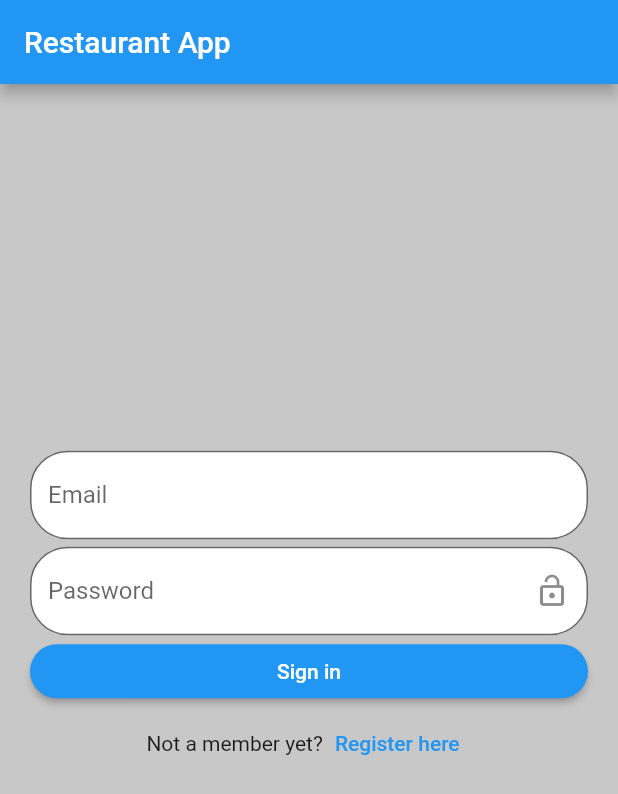
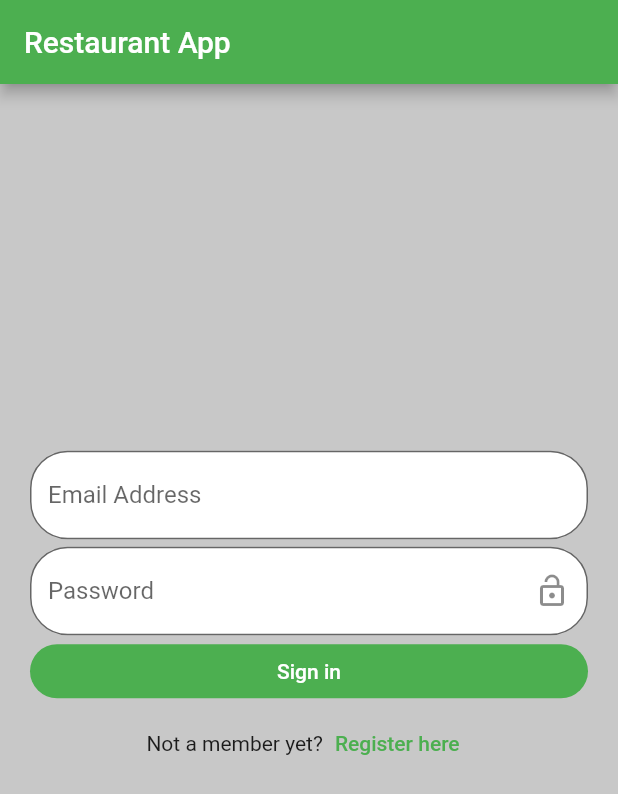
Before and after one commit to irfan87/restaurant_app_flutter, a Flutter app: the screen it shows after launch, on a phone screen of 412 x 824 dp. Shown: the top 794 px of the screen. Run offline on Flutter 3.47's test engine with Material 2 defaults, Android fonts, the phone set to English and light mode, and no system bars; our stand-ins replace firebase_auth, firebase_core; accounts and stored records are empty; network calls fail.

Commit message:
centralize color and buttons

```diff
--- a/lib/main.dart
+++ b/lib/main.dart
@@ -3,6 +3,7 @@ import 'package:flutter/material.dart';
 import 'package:flutter/services.dart';
 import 'package:restaurant_app/AuthService/auth_service.dart';
 import 'package:restaurant_app/screens/widget_tree.dart';
+import 'package:restaurant_app/settings/settings.dart';
 
 void main() async {
   WidgetsFlutterBinding.ensureInitialized();
@@ -20,7 +21,7 @@ class MyApp extends StatelessWidget {
       debugShowCheckedModeBanner: false,
       title: "Restaurant App",
       theme: ThemeData(
-        primarySwatch: Colors.blue,
+        primarySwatch: MainColors.primaryColor,
         scaffoldBackgroundColor: Color.fromRGBO(200, 200, 200, 1),
       ),
       home: SystemUI(),
@@ -33,7 +34,7 @@ class SystemUI extends StatelessWidget {
   Widget build(BuildContext context) {
     SystemChrome.setSystemUIOverlayStyle(
       const SystemUiOverlayStyle(
-        statusBarColor: Colors.transparent,
+        statusBarColor: MainColors.primaryColor,
       ),
     );
 
@@ -42,7 +43,7 @@ class SystemUI extends StatelessWidget {
         authAction: AuthService(),
       ),
       value: const SystemUiOverlayStyle(
-        systemNavigationBarColor: Colors.blue,
+        systemNavigationBarColor: MainColors.primaryColor,
         systemNavigationBarIconBrightness: Brightness.light,
       ),
     );
--- a/lib/screens/auth/login.dart
+++ b/lib/screens/auth/login.dart
@@ -1,5 +1,6 @@
 import 'package:flutter/cupertino.dart';
 import 'package:flutter/material.dart';
+import 'package:restaurant_app/settings/settings.dart';
 
 class LoginScreen extends StatefulWidget {
   final Function(String email, String password) createUser;
@@ -37,19 +38,13 @@ class _LoginScreenState extends State<LoginScreen> {
   List<Widget> buildWidget() {
     if (loginOrRegister == LoginOrRegister.login) {
       return [
-        ElevatedButton(
-          style: ElevatedButton.styleFrom(
-            shape: RoundedRectangleBorder(
-              borderRadius: BorderRadius.circular(
-                25.0,
-              ),
-            ),
-          ),
-          onPressed: () {
+        CustomButton(
+          color: MainColors.primaryColor,
+          text: "Sign in",
+          onPress: () {
             globalKey.currentState?.save();
             widget.userSignIn(email, password);
           },
-          child: const Text("Sign in"),
         ),
         Row(
           mainAxisAlignment: MainAxisAlignment.center,
@@ -68,18 +63,13 @@ class _LoginScreenState extends State<LoginScreen> {
       ];
     } else {
       return [
-        ElevatedButton(
-          style: ElevatedButton.styleFrom(
-              shape: RoundedRectangleBorder(
-            borderRadius: BorderRadius.circular(
-              25.0,
-            ),
-          )),
-          onPressed: () {
+        CustomButton(
+          color: MainColors.primaryColor,
+          text: "Create new user",
+          onPress: () {
             globalKey.currentState?.save();
             widget.createUser(email, password);
           },
-          child: const Text("Create new user"),
         ),
         Row(
           mainAxisAlignment: MainAxisAlignment.center,
@@ -105,8 +95,8 @@ class _LoginScreenState extends State<LoginScreen> {
       TextFormField(
         keyboardType: TextInputType.emailAddress,
         decoration: InputDecoration(
-          labelText: "Email",
-          fillColor: Colors.white,
+          labelText: "Email Address",
+          fillColor: MainColors.whiteColor,
           filled: true,
           border: OutlineInputBorder(
             borderRadius: BorderRadius.circular(25.0),
@@ -121,7 +111,7 @@ class _LoginScreenState extends State<LoginScreen> {
         obscureText: _hidePassword,
         decoration: InputDecoration(
           labelText: "Password",
-          fillColor: Colors.white,
+          fillColor: MainColors.whiteColor,
           filled: true,
           border: OutlineInputBorder(
             borderRadius: BorderRadius.circular(25.0),
--- /dev/null
+++ b/lib/settings/settings.dart
@@ -0,0 +1,44 @@
+// all the settings for the app will implement here
+import 'package:flutter/material.dart';
+
+class MainColors {
+  static const primaryColor = Colors.green;
+  static const secondaryColor = Colors.brown;
+  static const whiteColor = Colors.white;
+  static const blackColor = Colors.black;
+}
+
+// settings for elevated button
+class CustomButton extends StatelessWidget {
+  final Color color;
+  final String text;
+  final Function onPress;
+
+  const CustomButton({
+    Key? key,
+    required this.color,
+    required this.text,
+    required this.onPress,
+  }) : super(key: key);
+
+  @override
+  Widget build(BuildContext context) {
+    return ElevatedButton(
+      onPressed: onPress(),
+      child: Text(
+        text,
+        style: const TextStyle(
+          color: MainColors.whiteColor,
+        ),
+      ),
+      style: ButtonStyle(
+        backgroundColor: MaterialStateProperty.all(color),
+        shape: MaterialStateProperty.all(
+          RoundedRectangleBorder(
+            borderRadius: BorderRadius.circular(25.0),
+          ),
+        ),
+      ),
+    );
+  }
+}
```
